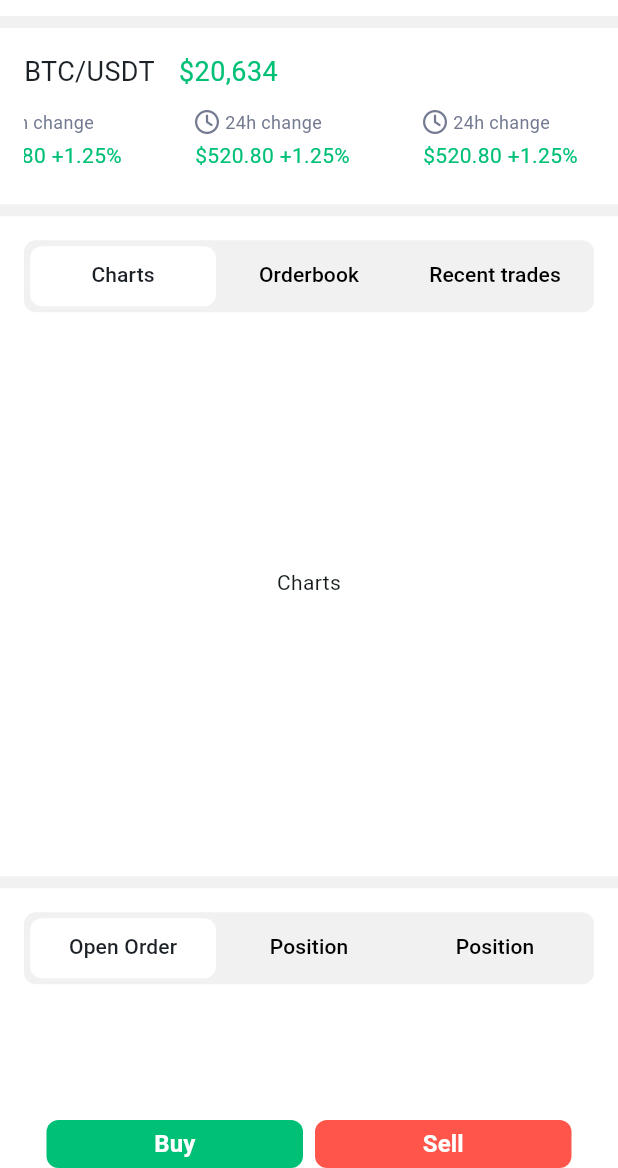
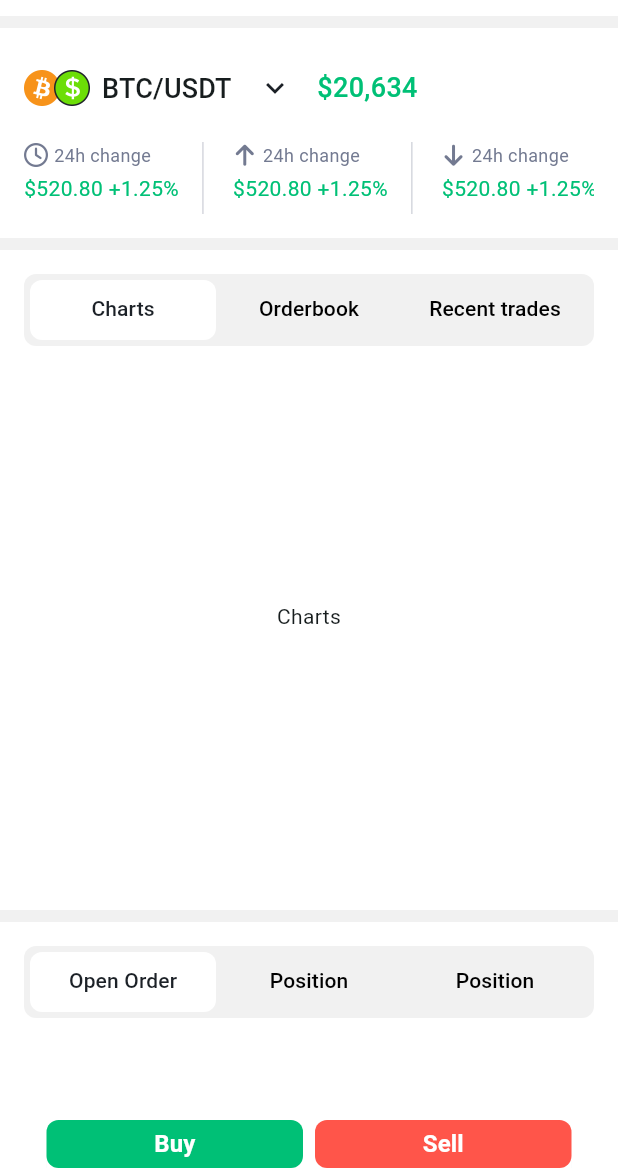
Before and after one commit to Michael-Ogundipe/market_stream, a Flutter app: the screen it shows after launch, on a phone screen of 412 x 824 dp, the part 68-1236 px from its top. Run offline on Flutter 3.47's test engine with Material 3 defaults, Android fonts, the phone set to English and light mode, and no system bars; drawn by our look-alikes of carousel_slider; our stand-ins replace font_awesome_flutter, hooks_riverpod.

Commit message:
assets overview screen completed

```diff
--- /dev/null
+++ b/lib/consts/app_style.dart
@@ -0,0 +1,40 @@
+import 'package:flutter/material.dart';
+
+class AppStyles {
+  // static TextStyle black40Normal =
+  // const TextStyle(fontSize: 40, fontWeight: FontWeight.bold);
+  // static TextStyle black30Bold =
+  // const TextStyle(fontSize: 30, fontWeight: FontWeight.bold);
+  // static TextStyle black26Bold =
+  // const TextStyle(fontSize: 26, fontWeight: FontWeight.bold);
+  // static TextStyle black22Bold =
+  // const TextStyle(fontSize: 22, fontWeight: FontWeight.bold);
+  // static TextStyle black20Bold =
+  // const TextStyle(fontSize: 20, fontWeight: FontWeight.bold);
+  // static TextStyle black18SemiBold =
+  // const TextStyle(fontSize: 18, fontWeight: FontWeight.w600);
+  static TextStyle black18Medium =
+  const TextStyle(fontSize: 18, fontWeight: FontWeight.w500);
+  // static TextStyle black14Medium =
+  // const TextStyle(fontSize: 14, fontWeight: FontWeight.w500);
+  // static TextStyle black12Medium =
+  // const TextStyle(fontSize: 12, fontWeight: FontWeight.w500);
+  // static TextStyle black18Bold =
+  // const TextStyle(fontSize: 18, fontWeight: FontWeight.bold);
+  // static TextStyle black16Bold =
+  // const TextStyle(fontSize: 16, fontWeight: FontWeight.bold);
+  // static TextStyle black16SemiBold =
+  // const TextStyle(fontSize: 16, fontWeight: FontWeight.w600);
+  // static TextStyle black16Medium =
+  // const TextStyle(fontSize: 16, fontWeight: FontWeight.w500);
+  // static TextStyle black16Regular =
+  // const TextStyle(fontSize: 16, fontWeight: FontWeight.w400);
+  // static TextStyle black14Bold =
+  // const TextStyle(fontSize: 14, fontWeight: FontWeight.bold);
+  // static TextStyle black14SemiBold =
+  // const TextStyle(fontSize: 14, fontWeight: FontWeight.w600);
+  // static TextStyle black14Regular =
+  // const TextStyle(fontSize: 14, fontWeight: FontWeight.w400);
+  // static TextStyle black12Regular =
+  // const TextStyle(fontSize: 12, fontWeight: FontWeight.w400);
+}
--- a/lib/consts/assets.dart
+++ b/lib/consts/assets.dart
@@ -6,5 +6,7 @@ class Assets {
 
   static const logo = '$_images/logo.png';
   static const avatar = '$_images/avatar.png';
+  static const crypto =  '$_images/crypto_coin.png';
+
 
 }
--- a/lib/main.dart
+++ b/lib/main.dart
@@ -1,15 +1,18 @@
 import 'package:flutter/material.dart';
+import 'package:hooks_riverpod/hooks_riverpod.dart';
 
-import 'pages/home.dart';
+import 'src/features/home/home_page.dart';
+
 
 void main() {
-  runApp(const MyApp());
+  WidgetsFlutterBinding.ensureInitialized();
+
+  runApp(const ProviderScope(child: MyApp()));
 }
 
 class MyApp extends StatelessWidget {
   const MyApp({super.key});
 
-  // This widget is the root of your application.
   @override
   Widget build(BuildContext context) {
     return MaterialApp(
@@ -19,7 +22,7 @@ class MyApp extends StatelessWidget {
         useMaterial3: true,
       ),
       debugShowCheckedModeBanner: false,
-      home: const Home(),
+      home: const HomePage(),
     );
   }
 }
--- a/lib/pages/home.dart
+++ b/lib/src/features/home/home_page.dart
@@ -1,21 +1,23 @@
 import 'package:flutter/material.dart';
 import 'package:font_awesome_flutter/font_awesome_flutter.dart';
 
-import '../consts/assets.dart';
-import '../consts/colors.dart';
-import '../widgets/asset_overview.dart';
-import '../widgets/custom_button.dart';
-import '../widgets/empty_state.dart';
-import '../widgets/market_panel.dart';
+import '../../../consts/assets.dart';
+import '../../../consts/colors.dart';
+import 'widgets/asset_overview.dart';
+import 'widgets/custom_button.dart';
+import 'widgets/empty_state.dart';
+import 'widgets/market_panel.dart';
 
-class Home extends StatefulWidget {
-  const Home({super.key});
+
+
+class HomePage extends StatefulWidget {
+  const HomePage({super.key});
 
   @override
-  State<Home> createState() => _HomeState();
+  State<HomePage> createState() => _HomePageState();
 }
 
-class _HomeState extends State<Home> with TickerProviderStateMixin {
+class _HomePageState extends State<HomePage> with TickerProviderStateMixin {
   late final TabController _tabController;
   late final TabController _tabController2;
 
--- /dev/null
+++ b/lib/src/features/home/home_provider.dart
@@ -0,0 +1,6 @@
+import 'package:hooks_riverpod/hooks_riverpod.dart';
+import 'package:market_stream/src/features/home/usecases/home_usecase.dart';
+
+final homeProvider = ChangeNotifierProvider<HomeUseCase>((ref) {
+  return HomeUseCase();
+});
--- /dev/null
+++ b/lib/src/features/home/usecases/home_usecase.dart
@@ -0,0 +1,12 @@
+import 'package:flutter/foundation.dart';
+
+class HomeUseCase extends ChangeNotifier {
+  String dropdownValue = 'BTC/USDT';
+
+  final dropDownList = ['BTC/USDT', 'BNB/USDT', 'ETH/USDT'];
+
+  void selectNewDropdownValue(String value) {
+    dropdownValue = value;
+    notifyListeners();
+  }
+}
--- /dev/null
+++ b/lib/src/features/home/widgets/asset_overview.dart
@@ -0,0 +1,93 @@
+import 'package:flutter/material.dart';
+import 'package:font_awesome_flutter/font_awesome_flutter.dart';
+import 'package:hooks_riverpod/hooks_riverpod.dart';
+
+import '../../../../consts/app_style.dart';
+import '../../../../consts/assets.dart';
+import '../../../../consts/colors.dart';
+import '../home_provider.dart';
+import 'stats.dart';
+
+class AssetOverview extends ConsumerWidget {
+  const AssetOverview({
+    super.key,
+  });
+
+  @override
+  Widget build(BuildContext context, WidgetRef ref) {
+    final usecase = ref.watch(homeProvider);
+    return Container(
+      padding: const EdgeInsets.all(16.0),
+      color: whiteColor,
+      child: Column(
+        children: [
+          Row(
+            children: [
+              Image.asset(Assets.crypto, width: 44, height: 24),
+              const SizedBox(width: 8),
+              DropdownButton<String>(
+                underline: const SizedBox(),
+                icon: const Padding(
+                    padding: EdgeInsets.only(left: 15),
+                    child: Icon(
+                      Icons.keyboard_arrow_down_outlined,
+                      color: charcoalColor,
+                    )),
+                value: usecase.dropdownValue,
+                onChanged: (String? newValue) {
+                  usecase.selectNewDropdownValue(newValue ?? "");
+                },
+                items: usecase.dropDownList
+                    .map<DropdownMenuItem<String>>((String value) {
+                  return DropdownMenuItem<String>(
+                    value: value,
+                    child: Text(value, style: AppStyles.black18Medium),
+                  );
+                }).toList(),
+              ),
+              const SizedBox(width: 16),
+              Text(
+                '\$20,634',
+                style: AppStyles.black18Medium.copyWith(color: greenColor),
+              ),
+            ],
+          ),
+          const SizedBox(height: 12),
+          SizedBox(
+            height: 48,
+            child: ListView(
+              shrinkWrap: true,
+              scrollDirection: Axis.horizontal,
+              children: [
+                const Stats(
+                  icon: FontAwesomeIcons.clock,
+                  price: '\$520.80 +1.25%',
+                ),
+                const SizedBox(width: 8),
+                SizedBox(
+                  height: 48,
+                  child: VerticalDivider(color: grayColor.withOpacity(0.3)),
+                ),
+                const SizedBox(width: 12),
+                const Stats(
+                  icon: FontAwesomeIcons.arrowUp,
+                  price: '\$520.80 +1.25%',
+                ),
+                const SizedBox(width: 8),
+                SizedBox(
+                  height: 48,
+                  child: VerticalDivider(color: grayColor.withOpacity(0.3)),
+                ),
+                const SizedBox(width: 12),
+                const Stats(
+                  icon: FontAwesomeIcons.arrowDown,
+                  price: '\$520.80 +1.25%',
+                ),
+              ],
+            ),
+          )
+        ],
+      ),
+    );
+  }
+}
--- a/lib/widgets/custom_button.dart
+++ b/lib/src/features/home/widgets/custom_button.dart
@@ -1,6 +1,7 @@
 import 'package:flutter/material.dart';
 
-import '../consts/colors.dart';
+import '../../../../consts/colors.dart';
+
 
 class CustomButton extends StatelessWidget {
   const CustomButton({
--- a/lib/widgets/empty_state.dart
+++ b/lib/src/features/home/widgets/empty_state.dart
@@ -1,6 +1,7 @@
 import 'package:flutter/material.dart';
 
-import '../consts/colors.dart';
+import '../../../../consts/colors.dart';
+
 
 class EmptyState extends StatelessWidget {
   const EmptyState({
--- a/lib/widgets/market_panel.dart
+++ b/lib/src/features/home/widgets/market_panel.dart
@@ -1,6 +1,7 @@
 import 'package:flutter/material.dart';
 
-import '../consts/colors.dart';
+import '../../../../consts/colors.dart';
+
 
 class MarketPanel extends StatelessWidget {
   const MarketPanel({
--- /dev/null
+++ b/lib/src/features/home/widgets/stats.dart
@@ -0,0 +1,38 @@
+import 'package:flutter/material.dart';
+
+import '../../../../consts/colors.dart';
+
+class Stats extends StatelessWidget {
+  const Stats({
+    super.key,
+    required this.icon,
+    required this.price,
+  });
+
+  final IconData icon;
+  final String price;
+
+  @override
+  Widget build(BuildContext context) {
+    return Column(
+      crossAxisAlignment: CrossAxisAlignment.start,
+      children: [
+        Row(
+          children: [
+            Icon(icon, size: 16, color: grayColor),
+            const SizedBox(width: 4),
+            const Text(
+              '24h change',
+              style: TextStyle(fontSize: 12, color: grayColor),
+            )
+          ],
+        ),
+        const SizedBox(height: 4),
+        Text(
+          price,
+          style: const TextStyle(fontSize: 14, color: greenColor),
+        )
+      ],
+    );
+  }
+}
--- a/lib/widgets/asset_overview.dart
+++ /dev/null
@@ -1,66 +0,0 @@
-import 'package:flutter/material.dart';
-import 'package:carousel_slider/carousel_slider.dart' as carousel;
-import 'package:market_stream/widgets/stats.dart';
-
-import '../consts/colors.dart';
-
-class AssetOverview extends StatelessWidget {
-  const AssetOverview({
-    super.key,
-  });
-
-  @override
-  Widget build(BuildContext context) {
-    return Container(
-      padding: const EdgeInsets.all(16.0),
-      color: whiteColor,
-      child:  Column(
-        children: [
-          const Row(
-            children: [
-              Text('BTC/USDT',
-                  style: TextStyle(fontSize: 18, color: charcoalColor)),
-              SizedBox(width: 16),
-              Text(
-                '\$20,634',
-                style: TextStyle(fontSize: 18, color: greenColor),
-              ),
-            ],
-          ),
-          const SizedBox(height: 12),
-          carousel.CarouselSlider.builder(
-
-            itemCount: 3,
-            itemBuilder: (BuildContext context, int index, int realIndex) {
-
-              return const Stats();
-
-            }, options: carousel.CarouselOptions(
-            viewportFraction: 0.4,
-          aspectRatio: 8,
-            autoPlay: true,
-          ),
-
-
-          ),
-          // Row(
-          //   children: [
-          //     Stats(),
-          //     SizedBox(
-          //       height: 48,
-          //       child: VerticalDivider(color: grayColor.withOpacity(0.3)),
-          //     ),
-          //     SizedBox(width: 16),
-          //     Stats(),
-          //     SizedBox(
-          //       height: 48,
-          //       child: VerticalDivider(color: grayColor.withOpacity(0.3)),
-          //     ),
-          //     SizedBox(width: 16),
-          //   ],
-          // ),
-        ],
-      ),
-    );
-  }
-}
--- a/lib/widgets/stats.dart
+++ /dev/null
@@ -1,30 +0,0 @@
-import 'package:flutter/material.dart';
-import 'package:font_awesome_flutter/font_awesome_flutter.dart';
-
-import '../consts/colors.dart';
-
-class Stats extends StatelessWidget {
-  const Stats({
-    super.key,
-  });
-
-  @override
-  Widget build(BuildContext context) {
-    return Column(
-      crossAxisAlignment: CrossAxisAlignment.start,
-      children: [
-        Row(
-          children: [
-            Icon(FontAwesomeIcons.clock, size: 16, color:grayColor ),
-            SizedBox(width: 4),
-            Text('24h change', style: TextStyle(fontSize: 12, color: grayColor),)
-
-          ],
-        ),
-        SizedBox(height: 4),
-        Text('\$520.80 +1.25%',
-          style: TextStyle(fontSize: 14, color: greenColor),)
-      ],
-    );
-  }
-}
--- a/pubspec.yaml
+++ b/pubspec.yaml
@@ -37,7 +37,7 @@ dependencies:
   cupertino_icons: ^1.0.8
   google_fonts: ^6.2.1
   font_awesome_flutter: ^10.8.0
-  carousel_slider: ^5.0.0
+  hooks_riverpod: ^2.6.1
 
 dev_dependencies:
   flutter_test:
```
Also changed, not shown: assets/images/crypto_coin.png (added), pubspec.lock.
